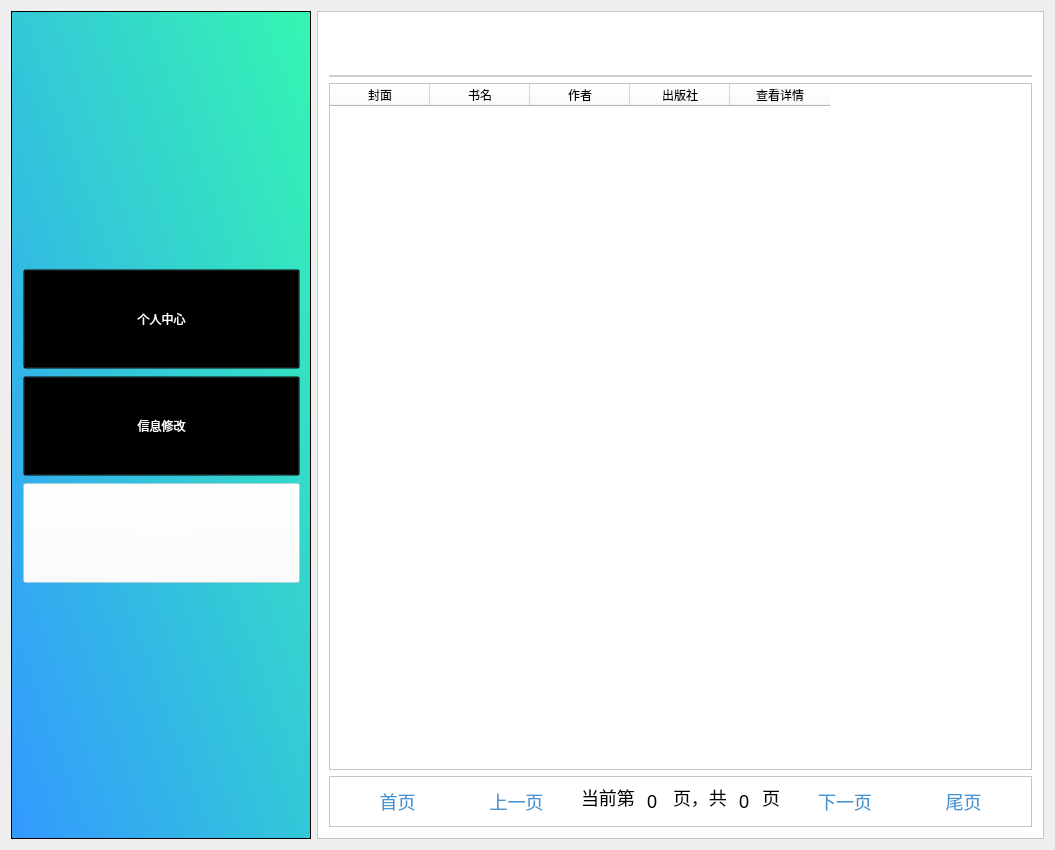
BooksOcean/BooksOcean, file Library/Library/student_searchbook.ui: the form before one commit.
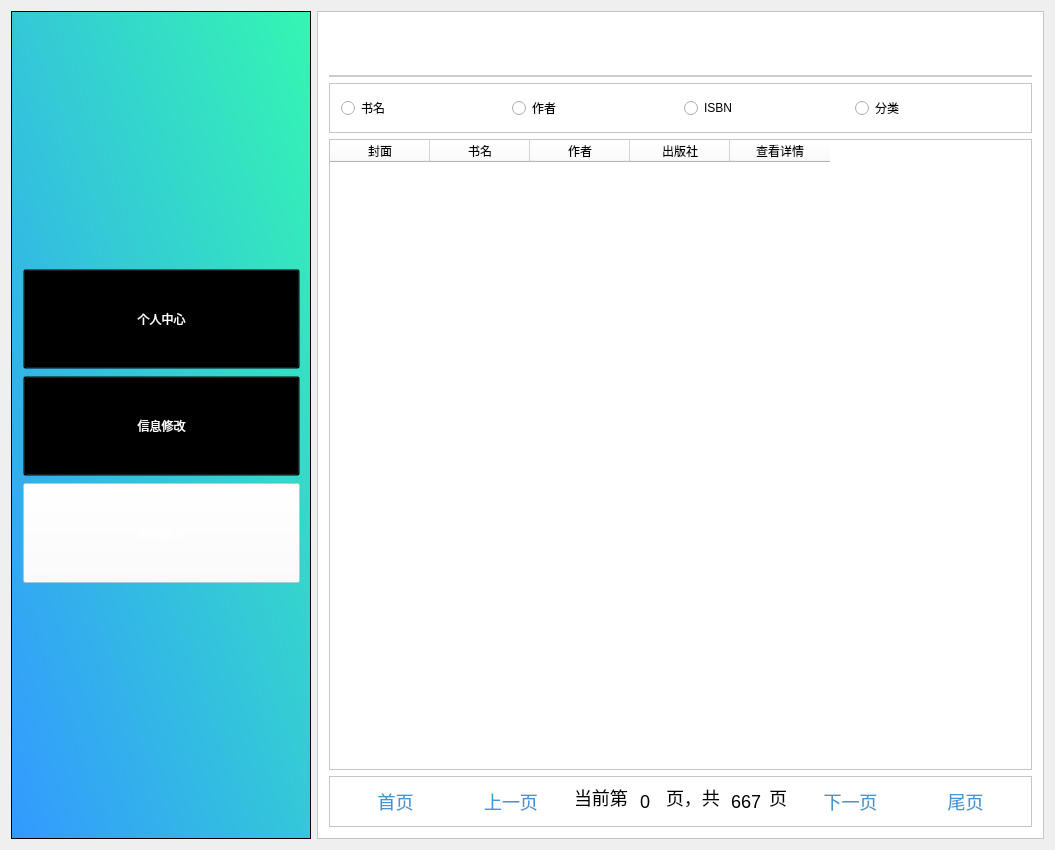
The form after the commit. Icons and pictures are not drawn.

The edit to the form file:
```diff
--- a/Library/Library/student_searchbook.ui
+++ b/Library/Library/student_searchbook.ui
@@ -235,6 +235,52 @@
         </layout>
        </widget>
       </item>
+      <item>
+       <widget class="QFrame" name="frame_6">
+        <property name="maximumSize">
+         <size>
+          <width>16777215</width>
+          <height>50</height>
+         </size>
+        </property>
+        <property name="frameShape">
+         <enum>QFrame::StyledPanel</enum>
+        </property>
+        <property name="frameShadow">
+         <enum>QFrame::Raised</enum>
+        </property>
+        <layout class="QHBoxLayout" name="horizontalLayout_4">
+         <item>
+          <widget class="QRadioButton" name="radioName">
+           <property name="text">
+            <string>书名</string>
+           </property>
+          </widget>
+         </item>
+         <item>
+          <widget class="QRadioButton" name="radioAuthor">
+           <property name="text">
+            <string>作者</string>
+           </property>
+          </widget>
+         </item>
+         <item>
+          <widget class="QRadioButton" name="radioISBN">
+           <property name="text">
+            <string>ISBN</string>
+           </property>
+          </widget>
+         </item>
+         <item>
+          <widget class="QRadioButton" name="radioClassify">
+           <property name="text">
+            <string>分类</string>
+           </property>
+          </widget>
+         </item>
+        </layout>
+       </widget>
+      </item>
       <item>
        <widget class="QTableWidget" name="tableWidget">
         <property name="sizePolicy">
@@ -323,6 +369,9 @@
          </item>
          <item>
           <layout class="QHBoxLayout" name="horizontalLayout_3">
+           <property name="spacing">
+            <number>6</number>
+           </property>
            <item>
             <widget class="QLineEdit" name="lineEdit_4">
              <property name="sizePolicy">
@@ -402,7 +451,7 @@
              </property>
              <property name="maximumSize">
               <size>
-               <width>20</width>
+               <width>34</width>
                <height>16777215</height>
               </size>
              </property>
@@ -412,7 +461,7 @@
 </string>
              </property>
              <property name="text">
-              <string>0</string>
+              <string>667</string>
              </property>
             </widget>
            </item>
```
